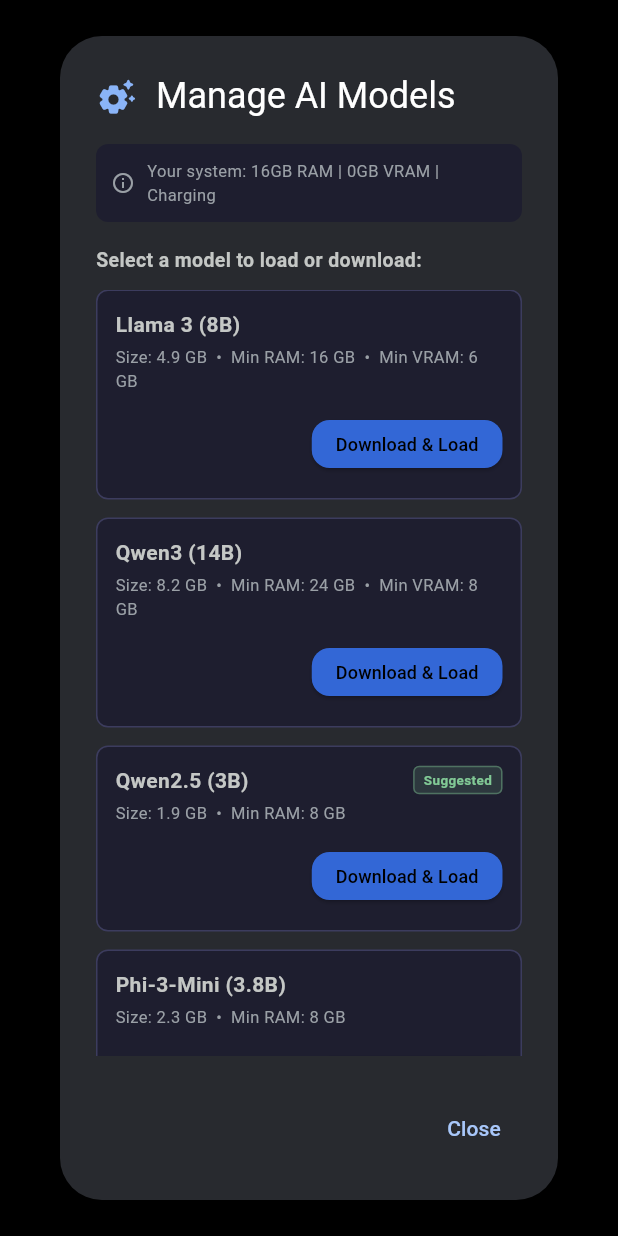
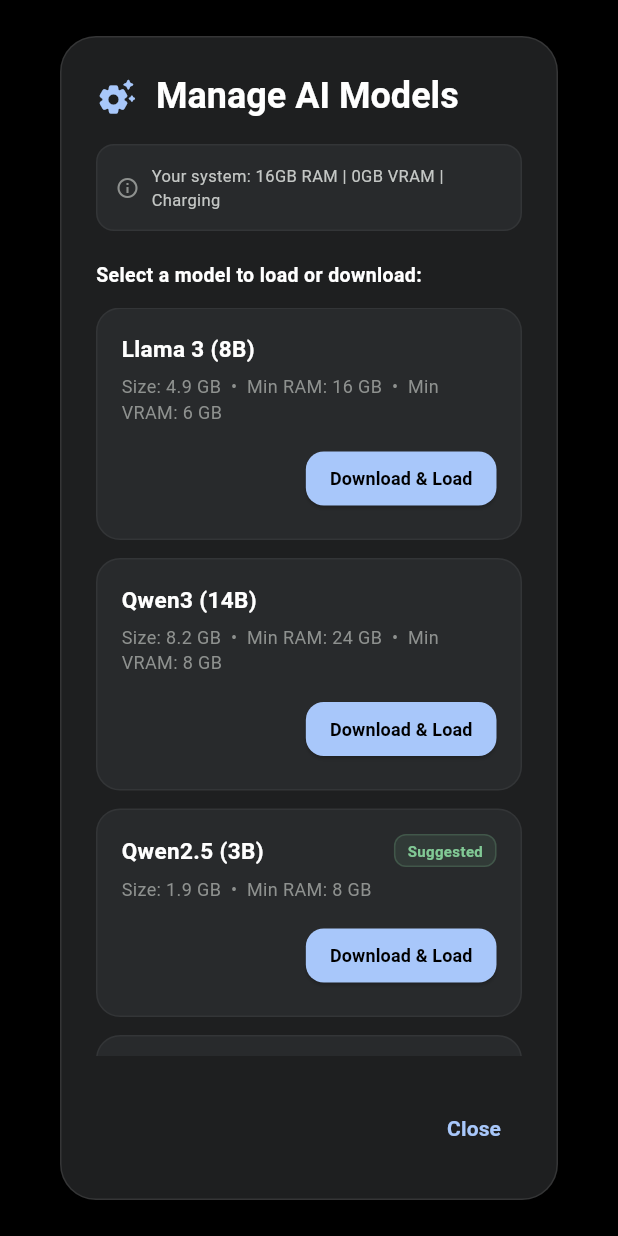
Before and after one commit to Rishi1435/T.I.M, a Flutter app: the ModelSelectionDialog widget shown alone on an empty page, opened directly, on a phone screen of 412 x 824 dp. Run offline on Flutter 3.47's test engine with Material 3 defaults, Android fonts, the phone set to English and light mode, and no system bars; our stand-ins replace audioplayers, dio, flutter_dotenv, flutter_riverpod, glass_kit and 2 more; missing offline and left inert: cryptography, dart:ffi, desktop_drop, llama_cpp_dart, record, sqlite3; accounts and stored records are empty; network calls fail.

Commit message:
fix: load 0 GPU layers for CPU-only/low-spec models to prevent silent generation failure on Windows

```diff
--- a/tim_project/lib/presentation/providers/model_provider.dart
+++ b/tim_project/lib/presentation/providers/model_provider.dart
@@ -171,8 +171,8 @@
         downloadProgress: 1.0,
       );
       final path = await _downloader.ggufPath(m.id);
-      // GPU layers: full offload if VRAM >= minVram, else 0.
-      final gpuLayers = (_hw.dedicatedVramGb >= m.minVramGb) ? 99 : 0;
+      // GPU layers: full offload if VRAM >= minVram (only when minVram > 0), else 0.
+      final gpuLayers = (m.minVramGb > 0 && _hw.dedicatedVramGb >= m.minVramGb) ? 99 : 0;
       await _engine.loadModel(path, contextTokens: 4096, gpuLayers: gpuLayers);
       if (!mounted) return;
       state = state.copyWith(phase: ModelPhase.ready);
--- a/tim_project/lib/presentation/widgets/model_selection_dialog.dart
+++ b/tim_project/lib/presentation/widgets/model_selection_dialog.dart
@@ -1,7 +1,13 @@
+// ============================================================
+// lib/presentation/widgets/model_selection_dialog.dart
+// Redesigned premium model management dialog.
+// ============================================================
+
 import 'package:flutter/material.dart';
 import 'package:flutter_riverpod/flutter_riverpod.dart';
 
 import '../../core/config/app_config.dart';
+import '../../core/theme/app_theme.dart';
 import '../providers/model_provider.dart';
 import '../providers/hardware_provider.dart';
 import 'override_modal.dart';
@@ -39,13 +45,21 @@
     final modelState = ref.watch(modelProvider);
     final hardwareAsync = ref.watch(hardwareProvider);
     final controller = ref.read(modelProvider.notifier);
+    final theme = Theme.of(context);
+    final palette = theme.extension<TimPalette>()!;
 
     return AlertDialog(
-      title: const Row(
+      backgroundColor: palette.surface,
+      surfaceTintColor: Colors.transparent,
+      shape: RoundedRectangleBorder(
+        borderRadius: BorderRadius.circular(24),
+        side: BorderSide(color: Colors.white.withValues(alpha: 0.1)),
+      ),
+      title: Row(
         children: [
-          Icon(Icons.settings_suggest_rounded, color: Color(0xFF8AB4F8), size: 28),
-          SizedBox(width: 12),
-          Text('Manage AI Models'),
+          Icon(Icons.settings_suggest_rounded, color: palette.primary, size: 28),
+          const SizedBox(width: 12),
+          const Text('Manage AI Models', style: TextStyle(fontWeight: FontWeight.w600, color: Colors.white)),
         ],
       ),
       content: SizedBox(
@@ -57,21 +71,22 @@
             // Current hardware stats
             hardwareAsync.maybeWhen(
               data: (p) => Container(
-                padding: const EdgeInsets.all(10),
+                padding: const EdgeInsets.all(12),
                 decoration: BoxDecoration(
-                  color: const Color(0xFF1E1E2F),
-                  borderRadius: BorderRadius.circular(8),
+                  color: palette.surfaceVariant,
+                  borderRadius: BorderRadius.circular(12),
+                  border: Border.all(color: Colors.white.withValues(alpha: 0.05)),
                 ),
                 child: Row(
                   children: [
-                    const Icon(Icons.info_outline, size: 16, color: Color(0xFF9AA0A6)),
+                    Icon(Icons.info_outline, size: 16, color: palette.muted),
                     const SizedBox(width: 8),
                     Expanded(
                       child: Text(
                         'Your system: ${p.totalRamGb.toStringAsFixed(0)}GB RAM | '
                         '${p.dedicatedVramGb.toStringAsFixed(0)}GB VRAM | '
                         '${p.isCharging ? "Charging" : "Battery"}',
-                        style: const TextStyle(fontSize: 11, color: Color(0xFF9AA0A6)),
+                        style: TextStyle(fontSize: 11, color: palette.textSecondary),
                       ),
                     ),
                   ],
@@ -79,12 +94,12 @@
               ),
               orElse: () => const SizedBox.shrink(),
             ),
-            const SizedBox(height: 16),
+            const SizedBox(height: 20),
             const Text(
               'Select a model to load or download:',
-              style: TextStyle(fontWeight: FontWeight.w600, fontSize: 13),
+              style: TextStyle(fontWeight: FontWeight.w600, fontSize: 13, color: Colors.white),
             ),
-            const SizedBox(height: 10),
+            const SizedBox(height: 12),
             Flexible(
               child: ListView(
                 shrinkWrap: true,
@@ -93,7 +108,6 @@
                   final isSelected = modelState.selected?.id == model.id;
                   final isDownloaded = _downloadedCache[model.id] ?? false;
 
-                  // Check if this model is active/loaded
                   final isActive = isSelected && modelState.phase == ModelPhase.ready;
                   final isCurrentlyDownloading = isSelected && modelState.phase == ModelPhase.downloading;
                   final isCurrentlyPaused = isSelected && modelState.phase == ModelPhase.paused;
@@ -101,16 +115,16 @@
 
                   return Container(
                     margin: const EdgeInsets.only(bottom: 12),
-                    padding: const EdgeInsets.all(12),
+                    padding: const EdgeInsets.all(16),
                     decoration: BoxDecoration(
-                      color: const Color(0xFF1E1E2F),
-                      borderRadius: BorderRadius.circular(8),
+                      color: palette.surfaceVariant,
+                      borderRadius: BorderRadius.circular(16),
                       border: Border.all(
                         color: isActive
-                            ? const Color(0xFF81C995)
+                            ? palette.success
                             : isCurrentlyDownloading
-                                ? const Color(0xFF8AB4F8)
-                                : const Color(0xFF3C3C5E),
+                                ? palette.primary
+                                : Colors.white.withValues(alpha: 0.05),
                         width: isActive ? 1.5 : 1.0,
                       ),
                     ),
@@ -122,62 +136,61 @@
                             Expanded(
                               child: Text(
                                 model.label,
-                                style: const TextStyle(fontWeight: FontWeight.w600, fontSize: 14),
+                                style: const TextStyle(fontWeight: FontWeight.w600, fontSize: 15, color: Colors.white),
                               ),
                             ),
                             if (isRecommended)
                               Container(
-                                padding: const EdgeInsets.symmetric(horizontal: 6, vertical: 2),
+                                padding: const EdgeInsets.symmetric(horizontal: 8, vertical: 3),
                                 decoration: BoxDecoration(
-                                  color: const Color(0xFF81C995).withValues(alpha: 0.15),
-                                  borderRadius: BorderRadius.circular(4),
-                                  border: Border.all(color: const Color(0xFF81C995).withValues(alpha: 0.4)),
+                                  color: palette.success.withValues(alpha: 0.1),
+                                  borderRadius: BorderRadius.circular(8),
+                                  border: Border.all(color: palette.success.withValues(alpha: 0.2)),
                                 ),
-                                child: const Text(
+                                child: Text(
                                   'Suggested',
-                                  style: TextStyle(color: Color(0xFF81C995), fontSize: 9, fontWeight: FontWeight.bold),
+                                  style: TextStyle(color: palette.success, fontSize: 10, fontWeight: FontWeight.bold),
                                 ),
                               ),
                           ],
                         ),
-                        const SizedBox(height: 4),
+                        const SizedBox(height: 6),
                         Text(
                           'Size: ${model.sizeGb.toStringAsFixed(1)} GB  •  '
                           'Min RAM: ${model.minRamGb.toStringAsFixed(0)} GB'
                           '${model.minVramGb > 0 ? "  •  Min VRAM: ${model.minVramGb.toStringAsFixed(0)} GB" : ""}',
-                          style: const TextStyle(color: Color(0xFF9AA0A6), fontSize: 11),
+                          style: TextStyle(color: palette.muted, fontSize: 12),
                         ),
-                        const SizedBox(height: 10),
-                        // Handle actions / progress for this model
+                        const SizedBox(height: 12),
                         if (isCurrentlyDownloading) ...[
                           Row(
                             mainAxisAlignment: MainAxisAlignment.spaceBetween,
                             children: [
                               Text(
                                 'Downloading: ${(modelState.downloadProgress * 100).toStringAsFixed(0)}%',
-                                style: const TextStyle(color: Color(0xFF8AB4F8), fontSize: 11, fontWeight: FontWeight.w500),
+                                style: TextStyle(color: palette.primary, fontSize: 12, fontWeight: FontWeight.w500),
                               ),
                               TextButton.icon(
                                 style: TextButton.styleFrom(
                                   visualDensity: VisualDensity.compact,
-                                  foregroundColor: const Color(0xFFCF6679),
+                                  foregroundColor: palette.danger,
                                 ),
                                 icon: const Icon(Icons.pause, size: 14),
-                                label: const Text('Pause', style: TextStyle(fontSize: 11)),
+                                label: const Text('Pause', style: TextStyle(fontSize: 12)),
                                 onPressed: () {
                                   controller.pauseDownload();
                                 },
                               ),
                             ],
                           ),
-                          const SizedBox(height: 4),
+                          const SizedBox(height: 6),
                           ClipRRect(
-                            borderRadius: BorderRadius.circular(2),
+                            borderRadius: BorderRadius.circular(4),
                             child: LinearProgressIndicator(
                               value: modelState.downloadProgress,
                               minHeight: 4,
-                              backgroundColor: const Color(0xFF3C3C5E),
-                              valueColor: const AlwaysStoppedAnimation<Color>(Color(0xFF8AB4F8)),
+                              backgroundColor: Colors.black26,
+                              valueColor: AlwaysStoppedAnimation<Color>(palette.primary),
                             ),
                           ),
                         ] else if (isCurrentlyPaused) ...[
@@ -186,15 +199,15 @@
                             children: [
                               Text(
                                 'Paused: ${(modelState.downloadProgress * 100).toStringAsFixed(0)}%',
-                                style: const TextStyle(color: Color(0xFFE57373), fontSize: 11, fontWeight: FontWeight.w500),
+                                style: const TextStyle(color: Colors.orangeAccent, fontSize: 12, fontWeight: FontWeight.w500),
                               ),
                               TextButton.icon(
                                 style: TextButton.styleFrom(
                                   visualDensity: VisualDensity.compact,
-                                  foregroundColor: const Color(0xFF8AB4F8),
+                                  foregroundColor: palette.primary,
                                 ),
                                 icon: const Icon(Icons.play_arrow, size: 14),
-                                label: const Text('Resume', style: TextStyle(fontSize: 11)),
+                                label: const Text('Resume', style: TextStyle(fontSize: 12)),
                                 onPressed: () async {
                                   await controller.downloadAndLoad();
                                   _checkAllDiskStatus();
@@ -202,14 +215,14 @@
                               ),
                             ],
                           ),
-                          const SizedBox(height: 4),
+                          const SizedBox(height: 6),
                           ClipRRect(
-                            borderRadius: BorderRadius.circular(2),
+                            borderRadius: BorderRadius.circular(4),
                             child: LinearProgressIndicator(
                               value: modelState.downloadProgress,
                               minHeight: 4,
-                              backgroundColor: const Color(0xFF3C3C5E),
-                              valueColor: const AlwaysStoppedAnimation<Color>(Color(0xFFE57373)),
+                              backgroundColor: Colors.black26,
+                              valueColor: const AlwaysStoppedAnimation<Color>(Colors.orangeAccent),
                             ),
                           ),
                         ] else if (isCurrentlyLoading) ...[
@@ -218,12 +231,12 @@
                               SizedBox(
                                 width: 12,
                                 height: 12,
-                                child: CircularProgressIndicator(strokeWidth: 1.5, valueColor: AlwaysStoppedAnimation<Color>(Color(0xFFFFB74D))),
+                                child: CircularProgressIndicator(strokeWidth: 1.5, valueColor: AlwaysStoppedAnimation<Color>(Colors.orangeAccent)),
                               ),
                               SizedBox(width: 8),
                               Text(
                                 'Loading model into memory...',
-                                style: TextStyle(color: Color(0xFFFFB74D), fontSize: 11, fontWeight: FontWeight.w500),
+                                style: TextStyle(color: Colors.orangeAccent, fontSize: 12, fontWeight: FontWeight.w500),
                               ),
                             ],
                           ),
@@ -232,19 +245,21 @@
                             mainAxisAlignment: MainAxisAlignment.end,
                             children: [
                               if (isActive)
-                                const Row(
+                                Row(
                                   children: [
-                                    Icon(Icons.check_circle_rounded, color: Color(0xFF81C995), size: 16),
-                                    SizedBox(width: 6),
-                                    Text('Active', style: TextStyle(color: Color(0xFF81C995), fontSize: 12, fontWeight: FontWeight.w600)),
+                                    Icon(Icons.check_circle_rounded, color: palette.success, size: 16),
+                                    const SizedBox(width: 6),
+                                    Text('Active', style: TextStyle(color: palette.success, fontSize: 13, fontWeight: FontWeight.w600)),
                                   ],
                                 )
                               else
                                 ElevatedButton(
                                   style: ElevatedButton.styleFrom(
-                                    minimumSize: const Size(0, 32),
+                                    minimumSize: const Size(0, 36),
                                     padding: const EdgeInsets.symmetric(horizontal: 16),
-                                    backgroundColor: isDownloaded ? const Color(0xFF1E5631) : const Color(0xFF3367D6),
+                                    backgroundColor: isDownloaded ? palette.success : palette.primary,
+                                    foregroundColor: Colors.black,
+                                    shape: RoundedRectangleBorder(borderRadius: BorderRadius.circular(12)),
                                   ),
                                   onPressed: () async {
                                     final risky = controller.selectManual(model);
@@ -262,7 +277,7 @@
                                   },
                                   child: Text(
                                     isDownloaded ? 'Load Model' : 'Download & Load',
-                                    style: const TextStyle(fontSize: 12),
+                                    style: const TextStyle(fontSize: 12, fontWeight: FontWeight.bold),
                                   ),
                                 ),
                             ],
@@ -280,7 +295,7 @@
       actions: [
         TextButton(
           onPressed: () => Navigator.of(context).pop(),
-          child: const Text('Close'),
+          child: Text('Close', style: TextStyle(color: palette.primary, fontWeight: FontWeight.w600)),
         ),
       ],
     );
```
